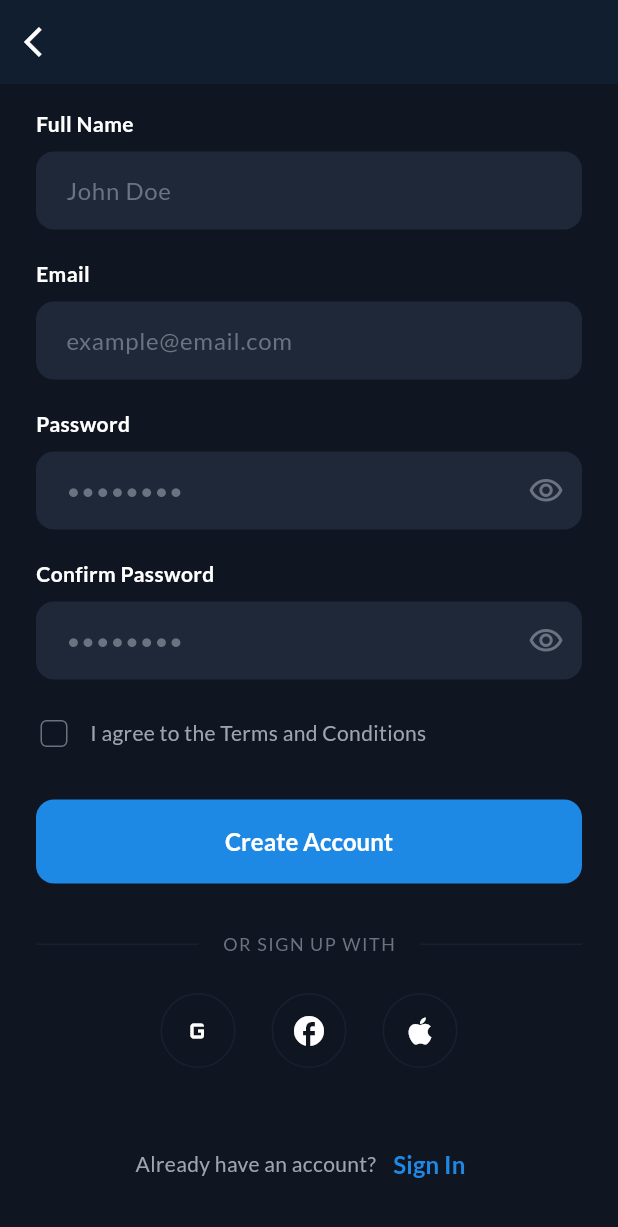
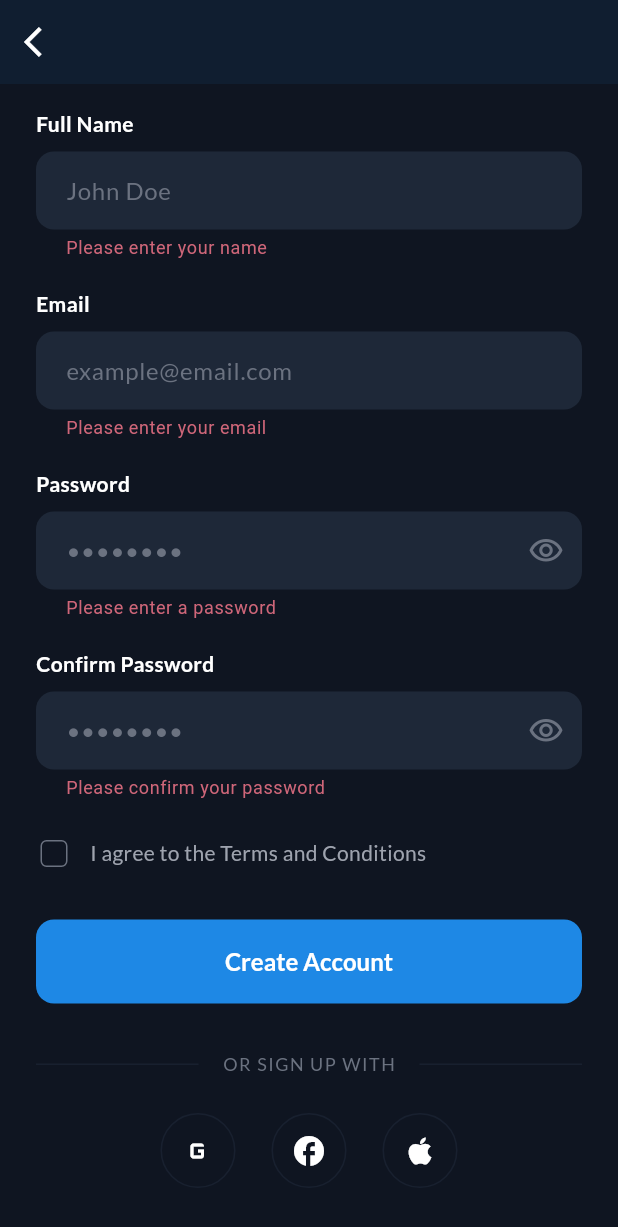
Before and after one commit to Bomanaabertilla/reservoire, a Flutter app: the SignupScreen screen opened directly, scrolled down 99 dp, after a tap on "Create Account", on a phone screen of 412 x 824 dp. Shown: the top 1227 px of the screen. Run offline on Flutter 3.47's test engine with Material 3 defaults, Android fonts, the phone set to English and light mode, and no system bars; our stand-ins replace google_fonts.

Commit message:
feat: implement signup screen with form validation and add VS Code launch configurations for the project. -

```diff
--- a/grand_reserve/lib/features/auth/signup_screen.dart
+++ b/grand_reserve/lib/features/auth/signup_screen.dart
@@ -2,6 +2,7 @@ import 'package:flutter/material.dart';
 import '../../core/theme/app_colors.dart';
 import '../../widgets/common/custom_text_field.dart';
 import '../../widgets/common/primary_button.dart';
+import '../home/main_screen.dart';
 
 class SignupScreen extends StatefulWidget {
   const SignupScreen({super.key});
@@ -11,7 +12,41 @@ class SignupScreen extends StatefulWidget {
 }
 
 class _SignupScreenState extends State<SignupScreen> {
+  final _formKey = GlobalKey<FormState>();
+  final _nameController = TextEditingController();
+  final _emailController = TextEditingController();
+  final _passwordController = TextEditingController();
+  final _confirmPasswordController = TextEditingController();
   bool _agreedToTerms = false;
+
+  @override
+  void dispose() {
+    _nameController.dispose();
+    _emailController.dispose();
+    _passwordController.dispose();
+    _confirmPasswordController.dispose();
+    super.dispose();
+  }
+
+  void _handleSignup() {
+    if (_formKey.currentState!.validate()) {
+      if (!_agreedToTerms) {
+        ScaffoldMessenger.of(context).showSnackBar(
+          const SnackBar(
+            content: Text('Please agree to the Terms and Conditions'),
+            backgroundColor: Colors.red,
+          ),
+        );
+        return;
+      }
+
+      // Proceed to home screen
+      Navigator.pushReplacement(
+        context,
+        MaterialPageRoute(builder: (context) => const MainScreen()),
+      );
+    }
+  }
 
   @override
   Widget build(BuildContext context) {
@@ -27,6 +62,8 @@ class _SignupScreenState extends State<SignupScreen> {
       body: SafeArea(
         child: SingleChildScrollView(
           padding: const EdgeInsets.all(24.0),
+          child: Form(
+            key: _formKey,
             child: Column(
               crossAxisAlignment: CrossAxisAlignment.center,
               children: [
@@ -41,24 +78,64 @@ class _SignupScreenState extends State<SignupScreen> {
                 ),
                 const SizedBox(height: 32),
 
-              const CustomTextField(label: 'Full Name', hint: 'John Doe'),
+                CustomTextField(
+                  label: 'Full Name',
+                  hint: 'John Doe',
+                  controller: _nameController,
+                  validator: (value) {
+                    if (value == null || value.isEmpty) {
+                      return 'Please enter your name';
+                    }
+                    return null;
+                  },
+                ),
                 const SizedBox(height: 20),
-              const CustomTextField(
+                CustomTextField(
                   label: 'Email',
                   hint: 'example@email.com',
                   keyboardType: TextInputType.emailAddress,
+                  controller: _emailController,
+                  validator: (value) {
+                    if (value == null || value.isEmpty) {
+                      return 'Please enter your email';
+                    }
+                    if (!value.contains('@')) {
+                      return 'Please enter a valid email';
+                    }
+                    return null;
+                  },
                 ),
                 const SizedBox(height: 20),
-              const CustomTextField(
+                CustomTextField(
                   label: 'Password',
                   hint: '••••••••',
                   obscureText: true,
+                  controller: _passwordController,
+                  validator: (value) {
+                    if (value == null || value.isEmpty) {
+                      return 'Please enter a password';
+                    }
+                    if (value.length < 6) {
+                      return 'Password must be at least 6 characters';
+                    }
+                    return null;
+                  },
                 ),
                 const SizedBox(height: 20),
-              const CustomTextField(
+                CustomTextField(
                   label: 'Confirm Password',
                   hint: '••••••••',
                   obscureText: true,
+                  controller: _confirmPasswordController,
+                  validator: (value) {
+                    if (value == null || value.isEmpty) {
+                      return 'Please confirm your password';
+                    }
+                    if (value != _passwordController.text) {
+                      return 'Passwords do not match';
+                    }
+                    return null;
+                  },
                 ),
 
                 const SizedBox(height: 24),
@@ -93,12 +170,7 @@ class _SignupScreenState extends State<SignupScreen> {
                 ),
 
                 const SizedBox(height: 32),
-              PrimaryButton(
-                text: 'Create Account',
-                onPressed: () {
-                  // TODO: Perform signup
-                },
-              ),
+                PrimaryButton(text: 'Create Account', onPressed: _handleSignup),
 
                 const SizedBox(height: 32),
                 Row(
@@ -157,6 +229,7 @@ class _SignupScreenState extends State<SignupScreen> {
             ),
           ),
         ),
+      ),
     );
   }
 }
```
Lines whose indentation alone changed are shown as unchanged.
